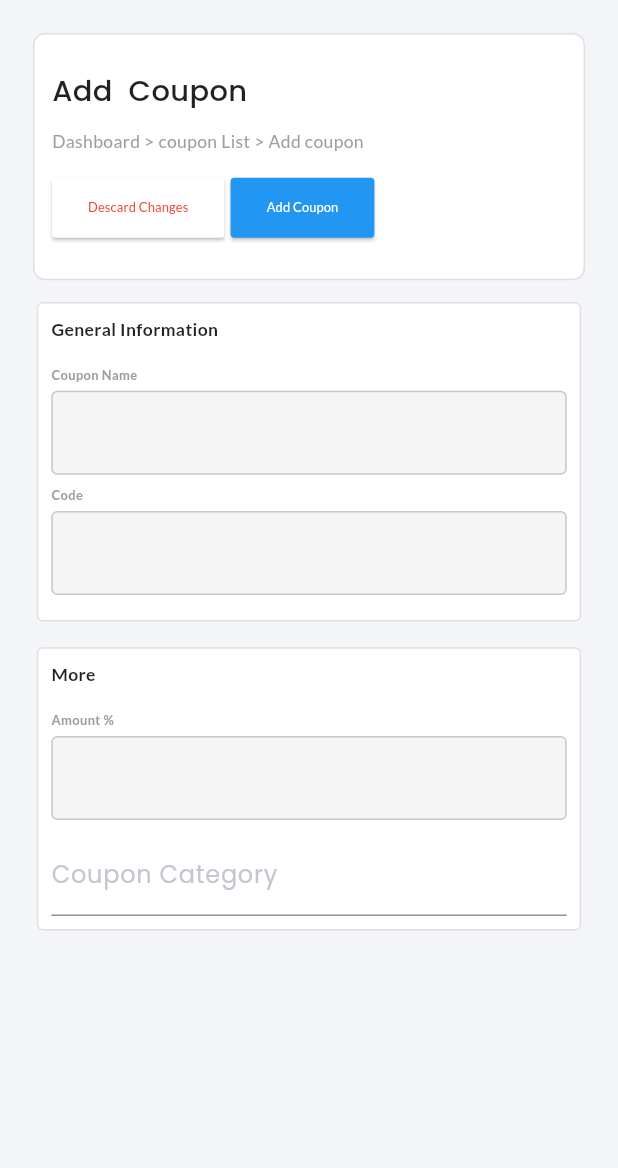
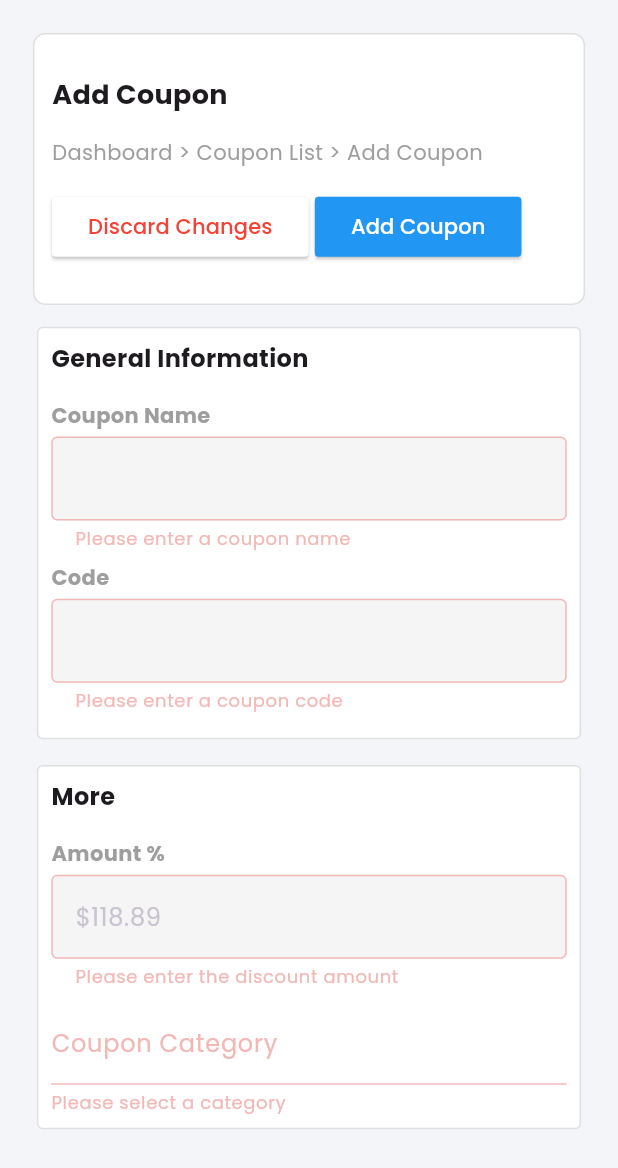
Before and after one commit to SahadMPP/fitmore_admin, a Flutter app: the AddCoupon screen opened directly, after a tap on "Add Coupon", on a phone screen of 412 x 824 dp. Shown: the top 1168 px of the screen. Run offline on Flutter 3.47's test engine with Material 3 defaults, Android fonts, the light colour scheme and no system bars; our stand-ins replace bloc, cloud_firestore, firebase_core, freezed_annotation, google_fonts, sizer; accounts and stored records are empty.

Commit message:
coupon adding firebase

```diff
--- a/lib/main.dart
+++ b/lib/main.dart
@@ -3,6 +3,7 @@
 // import 'package:firebase_storage/firebase_storage.dart';
 import 'package:fitmore_admin/controllers/side_bar/menu_controller.dart';
 import 'package:fitmore_admin/firebase_options.dart';
+import 'package:fitmore_admin/view/coupon_add/add_copon.dart';
 import 'package:fitmore_admin/view/coupons_list/coupon_list.dart';
 import 'package:flutter/material.dart';
 import 'package:google_fonts/google_fonts.dart';
--- a/lib/view/coupon_add/add_copon.dart
+++ b/lib/view/coupon_add/add_copon.dart
@@ -1,12 +1,35 @@
-import 'package:fitmore_admin/model/coupon.dart';
 import 'package:fitmore_admin/service/global/firebase/coupon.dart';
 import 'package:fitmore_admin/utils/const/sized_box.dart';
-import 'package:fitmore_admin/utils/const/text_style.dart';
 import 'package:flutter/material.dart';
 import 'package:sizer/sizer.dart';
 
-class AddCoupon extends StatelessWidget {
+import '../../model/coupon.dart';
+import '../widget/snack_bar.dart';
+
+class AddCoupon extends StatefulWidget {
   const AddCoupon({super.key});
+
+  @override
+  State<AddCoupon> createState() => _AddCouponState();
+}
+
+class _AddCouponState extends State<AddCoupon> {
+  final _formKey = GlobalKey<FormState>(); // Form Key for validation
+
+  // Controllers for text fields
+  final _couponNameController = TextEditingController();
+  final _codeController = TextEditingController();
+  final _amountController = TextEditingController();
+  String? _selectedCategory;
+
+  @override
+  void dispose() {
+    // Dispose controllers
+    _couponNameController.dispose();
+    _codeController.dispose();
+    _amountController.dispose();
+    super.dispose();
+  }
 
   @override
   Widget build(BuildContext context) {
@@ -16,10 +39,13 @@ class AddCoupon extends StatelessWidget {
       body: Padding(
         padding: const EdgeInsets.all(16.0),
         child: SingleChildScrollView(
+          child: Form(
+            // Wrap everything in a Form
+            key: _formKey,
             child: Column(
               crossAxisAlignment: CrossAxisAlignment.start,
               children: [
-               TopBox(width: width),
+                TopBox(width: width, onAddCoupon: _addCoupon),
                 sw5,
                 Row(
                   crossAxisAlignment: CrossAxisAlignment.start,
@@ -35,11 +61,25 @@ class AddCoupon extends StatelessWidget {
                               children: [
                                 buildTextField(
                                   label: 'Coupon Name',
-                                    hint: 'Xiaomi Watch 2 Pro'),
+                                  hint: '',
+                                  controller: _couponNameController,
+                                  validator: (value) {
+                                    if (value == null || value.isEmpty) {
+                                      return 'Please enter a coupon name';
+                                    }
+                                    return null;
+                                  },
+                                ),
                                 buildTextField(
                                   label: 'Code',
-                                  hint:
-                                      'Supports 19 professional fitness modes and more. Suitable for swimming.',
+                                  hint: '',
+                                  controller: _codeController,
+                                  validator: (value) {
+                                    if (value == null || value.isEmpty) {
+                                      return 'Please enter a coupon code';
+                                    }
+                                    return null;
+                                  },
                                 ),
                               ],
                             ),
@@ -49,31 +89,53 @@ class AddCoupon extends StatelessWidget {
                             child: Column(
                               children: [
                                 buildTextField(
-                                    label: 'Amount %', hint: '\$118.89'),
+                                  label: 'Amount %',
+                                  hint: '\$118.89',
+                                  controller: _amountController,
+                                  validator: (value) {
+                                    if (value == null || value.isEmpty) {
+                                      return 'Please enter the discount amount';
+                                    }
+                                    if (double.tryParse(value) == null) {
+                                      return 'Please enter a valid number';
+                                    }
+                                    return null;
+                                  },
+                                ),
                                 DropdownButtonFormField<String>(
                                   decoration: const InputDecoration(
-                                      labelText: 'Coupon Category'),
-                                  items: ['All Product', 'Nike','Puma', 'Other', 'Other']
+                                    labelText: 'Coupon Category',
+                                  ),
+                                  value: _selectedCategory,
+                                  items:
+                                      ['All Product', 'Nike', 'Puma', 'Other']
                                           .map((e) => DropdownMenuItem(
                                                 value: e,
-                                          child: Text(
-                                            e,
-                                            style: AppTextStyles.bodyText2
-                                                .copyWith(
-                                                    color: Colors.black),
-                                          )))
+                                                child: Text(e),
+                                              ))
                                           .toList(),
-                                  onChanged: (value) {},
+                                  onChanged: (value) {
+                                    setState(() {
+                                      _selectedCategory = value;
+                                    });
+                                  },
+                                  validator: (value) {
+                                    if (value == null) {
+                                      return 'Please select a category';
+                                    }
+                                    return null;
+                                  },
                                 ),
                               ],
                             ),
                           ),
                         ],
-                      )),
-
+                      ),
+                    ),
                   ],
                 ),
               ],
+            ),
           ),
         ),
       ),
@@ -87,13 +149,14 @@ class AddCoupon extends StatelessWidget {
       decoration: BoxDecoration(
         border: Border.all(color: Colors.grey[300]!),
         color: Colors.white,
-          borderRadius: BorderRadius.circular(8.sp)),
+        borderRadius: BorderRadius.circular(8.sp),
+      ),
       child: Column(
         crossAxisAlignment: CrossAxisAlignment.start,
         children: [
           Text(title,
-              style: AppTextStyles.bodyText1
-                  .copyWith(fontWeight: FontWeight.bold)),
+              style:
+                  const TextStyle(fontWeight: FontWeight.bold, fontSize: 16)),
           sh2,
           child,
         ],
@@ -101,8 +164,13 @@ class AddCoupon extends StatelessWidget {
     );
   }
 
-  Widget buildTextField(
-      {required String label, required String hint, int maxLines = 1}) {
+  Widget buildTextField({
+    required String label,
+    required String hint,
+    required TextEditingController controller,
+    String? Function(String?)? validator,
+    int maxLines = 1,
+  }) {
     return Padding(
       padding: const EdgeInsets.only(bottom: 8.0),
       child: Column(
@@ -110,29 +178,58 @@ class AddCoupon extends StatelessWidget {
         children: [
           Text(
             label,
-            style: AppTextStyles.bodyText2
-                .copyWith(color: Colors.grey, fontWeight: FontWeight.bold),
+            style: const TextStyle(
+                color: Colors.grey, fontWeight: FontWeight.bold),
           ),
           SizedBox(height: .5.h),
-          TextField(
+          TextFormField(
+            autovalidateMode: AutovalidateMode.onUserInteraction,
+            controller: controller,
             maxLines: maxLines,
+            validator: validator,
             decoration: InputDecoration(
+              hintText: hint,
               filled: true,
               fillColor: Colors.grey[100],
               border: OutlineInputBorder(
-                  borderSide: BorderSide(color: Colors.grey[100]!)),
+                borderSide: BorderSide(color: Colors.grey[300]!),
+              ),
             ),
           ),
         ],
       ),
     );
   }
+
+  void _addCoupon() {
+    if (_formKey.currentState!.validate()) {
+      try {
+        FireStoreCouponService couponService = FireStoreCouponService();
+        couponService.addNote(Coupon(
+            name: _couponNameController.text,
+            code: _codeController.text,
+            amount: _amountController.text,
+            product: _selectedCategory.toString()));
+        ScaffoldMessenger.of(context).showSnackBar(customSnackbar(massage: 'Coupon Added', backgroundColor: Colors.green));
+        Navigator.of(context).pop();
+      } catch (e) {
+        ScaffoldMessenger.of(context).showSnackBar(customSnackbar(massage: e.toString(), backgroundColor: Colors.red));
+
+      }
+
+      // Reset form or navigate
+    }
+  }
 }
 
 class TopBox extends StatelessWidget {
-  final double  width;
+  final double width;
+  final VoidCallback onAddCoupon; // Callback for add coupon button
+
   const TopBox({
-    super.key, required this.width,
+    super.key,
+    required this.width,
+    required this.onAddCoupon,
   });
 
   @override
@@ -141,12 +238,12 @@ class TopBox extends StatelessWidget {
       padding: EdgeInsets.all(14.sp),
       margin: EdgeInsets.all(10.sp),
       width: double.infinity,
-           height: width<900?20.h:16.h,
-
+      height: width < 900 ? 22.h : 20.h,
       decoration: BoxDecoration(
         border: Border.all(color: Colors.grey[300]!),
         color: Colors.white,
-          borderRadius: BorderRadius.circular(8)),
+        borderRadius: BorderRadius.circular(8),
+      ),
       child: Row(
         mainAxisAlignment: MainAxisAlignment.spaceBetween,
         children: [
@@ -154,17 +251,16 @@ class TopBox extends StatelessWidget {
             crossAxisAlignment: CrossAxisAlignment.start,
             mainAxisAlignment: MainAxisAlignment.spaceEvenly,
             children: [
-              Text('Add  Coupon', style: AppTextStyles.headline3),
-              Text(
-                'Dashboard > coupon List > Add coupon',
-                style: AppTextStyles.bodyText1.copyWith(color: Colors.grey),
+              const Text('Add Coupon',
+                  style: TextStyle(fontSize: 18, fontWeight: FontWeight.bold)),
+              const Text(
+                'Dashboard > Coupon List > Add Coupon',
+                style: TextStyle(color: Colors.grey),
               ),
-                if(width < 900)
-          sideButton()
+              if (width < 900) sideButton(),
             ],
           ),
-          if(width > 900)
-          sideButton()
+          if (width > 900) sideButton(),
         ],
       ),
     );
@@ -175,30 +271,32 @@ class TopBox extends StatelessWidget {
       mainAxisAlignment: MainAxisAlignment.spaceEvenly,
       children: [
         ElevatedButton(
-              style: ButtonStyle(
-                  backgroundColor: const WidgetStatePropertyAll(Colors.white),
-                  shape: WidgetStatePropertyAll(ContinuousRectangleBorder(
-                      borderRadius: BorderRadius.circular(5)))),
-              onPressed: () {},
-              child: Text(
-                'Descard Changes',
-                style: AppTextStyles.bodyText2.copyWith(color: Colors.red),
+          style: ElevatedButton.styleFrom(
+            backgroundColor: Colors.white,
+            shape: ContinuousRectangleBorder(
+              borderRadius: BorderRadius.circular(5),
+            ),
+          ),
+          onPressed: () {
+            // Discard Changes
+          },
+          child: const Text(
+            'Discard Changes',
+            style: TextStyle(color: Colors.red),
           ),
         ),
         sw1,
         ElevatedButton(
-              style: ButtonStyle(
-                  backgroundColor: const WidgetStatePropertyAll(Colors.blue),
-                  shape: WidgetStatePropertyAll(ContinuousRectangleBorder(
-                      borderRadius: BorderRadius.circular(5)))),
-              onPressed: () {
-
-                FireStoreCouponService couponService = FireStoreCouponService();
-                couponService.addNote(Coupon(name: 'name3', code: 'code3', amount: 'amount3', product: 'product3'));
-              },
-              child: Text(
+          style: ElevatedButton.styleFrom(
+            backgroundColor: Colors.blue,
+            shape: ContinuousRectangleBorder(
+              borderRadius: BorderRadius.circular(5),
+            ),
+          ),
+          onPressed: onAddCoupon,
+          child: const Text(
             'Add Coupon',
-                style: AppTextStyles.bodyText2.copyWith(color: Colors.white),
+            style: TextStyle(color: Colors.white),
           ),
         ),
       ],
--- /dev/null
+++ b/lib/view/widget/snack_bar.dart
@@ -0,0 +1,17 @@
+import 'package:flutter/material.dart';
+import 'package:sizer/sizer.dart';
+
+SnackBar customSnackbar(
+    {required String massage, required Color backgroundColor}) {
+  return SnackBar(
+    margin:  EdgeInsets.all(12.sp),
+    behavior: SnackBarBehavior.floating,
+    content: Text(
+      massage,
+      style: const TextStyle(
+        color: Colors.white,
+      ),
+    ),
+    backgroundColor: backgroundColor,
+  );
+}
```
Lines whose indentation alone changed are shown as unchanged.
